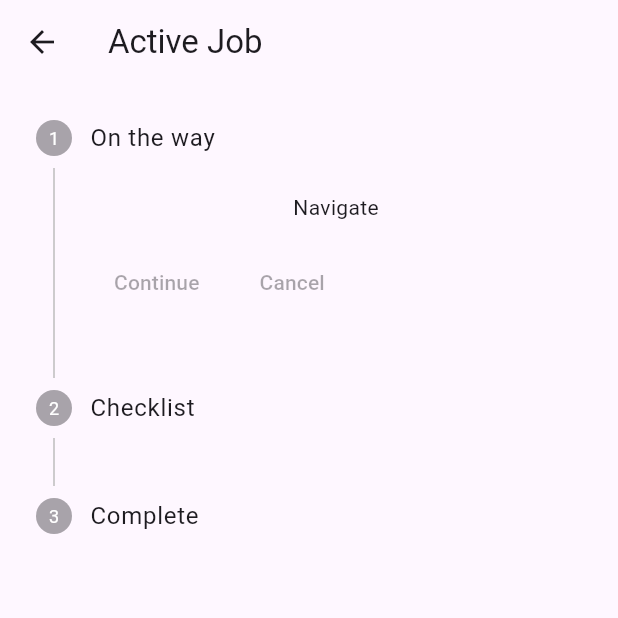
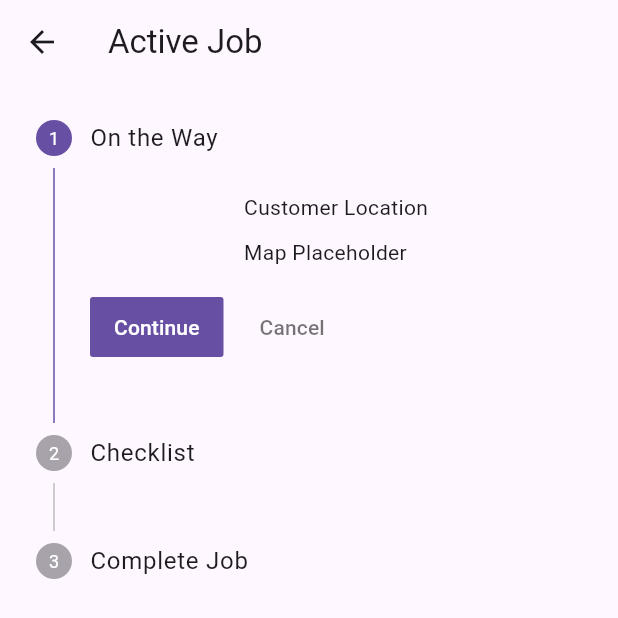
Before and after one commit to 85dk/Priority_assist_app, a Flutter app: the ActiveJobScreen screen opened directly with empty values, on a phone screen of 412 x 824 dp. Shown: the top 618 px of the screen. Run offline on Flutter 3.47's test engine with Material 3 defaults, Android fonts, the phone set to English and light mode, and no system bars; our stand-ins replace flutter_local_notifications, flutter_riverpod, go_router, hive, hive_flutter; accounts and stored records are empty.

Commit message:
Update UI and feature

```diff
--- a/lib/core/router.dart
+++ b/lib/core/router.dart
@@ -1,5 +1,6 @@
 import 'package:crudops_application/features/request/active_job_screen.dart';
 import 'package:crudops_application/features/request/home_screen.dart';
+import 'package:crudops_application/features/request/request_overlay.dart';
 import 'package:go_router/go_router.dart';
 
 
@@ -13,7 +14,8 @@ final router = GoRouter(
       path: '/active-job/:id',
       builder: (context, state) {
         final id = state.pathParameters['id']!;
-        return ActiveJobScreen(id: id);
+        return RequestOverlay(id: id);
+        //ActiveJobScreen(id: id);
       },
     ),
   ],
--- a/lib/features/request/active_job_screen.dart
+++ b/lib/features/request/active_job_screen.dart
@@ -1,19 +1,97 @@
 import 'package:flutter/material.dart';
 
-class ActiveJobScreen extends StatelessWidget {
+class ActiveJobScreen extends StatefulWidget {
   final String id;
 
-  const ActiveJobScreen({required this.id});
+  const ActiveJobScreen({required this.id, super.key});
+
+  @override
+  State<ActiveJobScreen> createState() => _ActiveJobScreenState();
+}
+
+class _ActiveJobScreenState extends State<ActiveJobScreen> {
+  int currentStep = 0;
+
+  void nextStep() {
+    if (currentStep < 2) {
+      setState(() {
+        currentStep++;
+      });
+    }
+  }
+
+  void previousStep() {
+    if (currentStep > 0) {
+      setState(() {
+        currentStep--;
+      });
+    }
+  }
 
   @override
   Widget build(BuildContext context) {
     return Scaffold(
-      appBar: AppBar(title: Text("Active Job")),
+      appBar: AppBar(
+        title: Text("Active Job ${widget.id}"),
+      ),
       body: Stepper(
+        currentStep: currentStep,
+        onStepContinue: () {
+          if (currentStep == 2) {
+            // FINAL STEP → COMPLETE JOB
+            ScaffoldMessenger.of(context).showSnackBar(
+              const SnackBar(content: Text("Job Completed")),
+            );
+            Navigator.pop(context);
+          } else {
+            nextStep();
+          }
+        },
+        onStepCancel: previousStep,
         steps: [
-          Step(title: Text("On the way"), content: Text("Navigate")),
-          Step(title: Text("Checklist"), content: Text("Tasks")),
-          Step(title: Text("Complete"), content: Text("Finish job")),
+          Step(
+            title: const Text("On the Way"),
+            content: Column(
+              crossAxisAlignment: CrossAxisAlignment.start,
+              children: const [
+                Text("Customer Location"),
+                SizedBox(height: 10),
+                Text("Map Placeholder"),
+              ],
+            ),
+            isActive: currentStep >= 0,
+          ),
+          Step(
+            title: const Text("Checklist"),
+            content: Column(
+              children: const [
+                CheckboxListTile(
+                  value: false,
+                  onChanged: null,
+                  title: Text("Checked Tools"),
+                ),
+                CheckboxListTile(
+                  value: false,
+                  onChanged: null,
+                  title: Text("Reached Location"),
+                ),
+              ],
+            ),
+            isActive: currentStep >= 1,
+          ),
+          Step(
+            title: const Text("Complete Job"),
+            content: Column(
+              children: const [
+                TextField(
+                  decoration: InputDecoration(
+                    labelText: "Notes",
+                  ),
+                ),
+              ],
+            ),
+            isActive: currentStep >= 2,
+          ),
         ],
       ),
     );
--- a/lib/main.dart
+++ b/lib/main.dart
@@ -1,11 +1,14 @@
 import 'package:flutter/material.dart';
 import 'package:flutter_riverpod/flutter_riverpod.dart';
+import 'package:hive/hive.dart';
+import 'package:hive_flutter/hive_flutter.dart';
 import 'core/router.dart';
 import 'core/notification_service.dart';
 
 void main() async {
   WidgetsFlutterBinding.ensureInitialized();
   await NotificationService.init();
+  await Hive.initFlutter();
 
   runApp(ProviderScope(child: MyApp()));
 }
```
Also changed, not shown: lib/core/notification_service.dart (+9 -1 lines), lib/features/request/home_screen.dart (+47 -8 lines), lib/features/request/request_notifier.dart (+29 -0 lines), lib/features/request/request_overlay.dart (+59 -15 lines).
